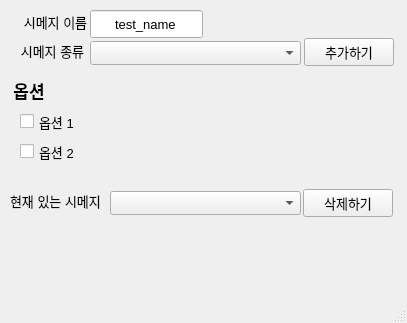
This is widget_resource/mainwindow.ui in JeonHyeongJunKW/shimeji-secretary as Qt 5 draws it before an edit. The edited form follows.
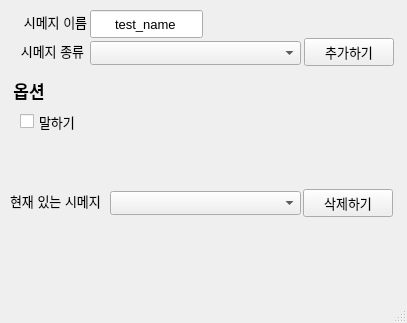
This is the edited form.

Commit message: Added speak option

```diff
--- a/widget_resource/mainwindow.ui
+++ b/widget_resource/mainwindow.ui
@@ -102,20 +102,7 @@
      </rect>
     </property>
     <property name="text">
-     <string>옵션 1</string>
-    </property>
-   </widget>
-   <widget class="QCheckBox" name="option_2_checkbox">
-    <property name="geometry">
-     <rect>
-      <x>20</x>
-      <y>141</y>
-      <width>87</width>
-      <height>21</height>
-     </rect>
-    </property>
-    <property name="text">
-     <string>옵션 2</string>
+     <string>말하기</string>
     </property>
    </widget>
    <widget class="QComboBox" name="removal_combobox">
```
Left out of the diff: 2 changed lines with no effect on the pictures. The commit also changes 2 other files.
